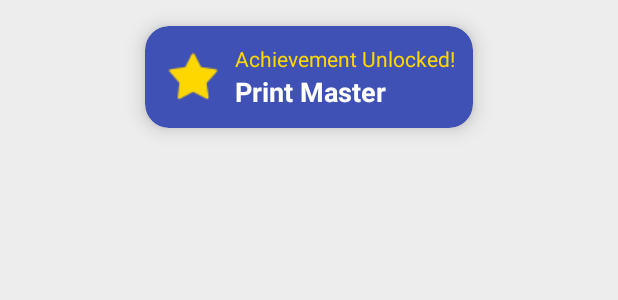
After one commit to Zur-ich/blockpy, an Android app: the layout achievement_toast.xml on its own in the app's theme, with its tools: preview values and no code run, on a phone screen of 412 x 824 dp. The commit adds this screen. Shown: the top 300 px of the screen. Run offline under Robolectric (Android 15) with nearby library versions, the phone set to English and light mode, and no system bars.

Commit message:
Achievements

```diff
--- /dev/null
+++ b/app/src/main/res/layout/achievement_toast.xml
@@ -0,0 +1,51 @@
+<?xml version="1.0" encoding="utf-8"?>
+<androidx.cardview.widget.CardView xmlns:android="http://schemas.android.com/apk/res/android"
+    xmlns:app="http://schemas.android.com/apk/res-auto"
+    android:id="@+id/achievement_toast_container"
+    android:layout_width="wrap_content"
+    android:layout_height="wrap_content"
+    android:layout_gravity="top|center_horizontal"
+    app:cardBackgroundColor="#3F51B5"
+    app:cardCornerRadius="16dp"
+    app:cardElevation="8dp"
+    app:cardUseCompatPadding="true">
+
+    <LinearLayout
+        android:layout_width="wrap_content"
+        android:layout_height="wrap_content"
+        android:gravity="center_vertical"
+        android:orientation="horizontal"
+        android:padding="12dp">
+
+        <ImageView
+            android:id="@+id/achievement_icon"
+            android:layout_width="40dp"
+            android:layout_height="40dp"
+            android:src="@android:drawable/star_on"
+            android:tint="#FFD700" />
+
+        <LinearLayout
+            android:layout_width="wrap_content"
+            android:layout_height="wrap_content"
+            android:layout_marginStart="8dp"
+            android:orientation="vertical">
+
+            <TextView
+                android:id="@+id/achievement_message"
+                android:layout_width="wrap_content"
+                android:layout_height="wrap_content"
+                android:text="Achievement Unlocked!"
+                android:textColor="#FFD700"
+                android:textSize="14sp" />
+
+            <TextView
+                android:id="@+id/achievement_title"
+                android:layout_width="wrap_content"
+                android:layout_height="wrap_content"
+                android:text="Print Master"
+                android:textColor="#FFFFFF"
+                android:textSize="18sp"
+                android:textStyle="bold" />
+        </LinearLayout>
+    </LinearLayout>
+</androidx.cardview.widget.CardView>
```
Also changed, not shown: app/src/main/java/com/example/BlockPy/AchievementManager.java (added, +125 -0 lines), app/src/main/java/com/example/BlockPy/AchievementStorage.java (added, +60 -0 lines), app/src/main/java/com/example/BlockPy/LessonActivity.java (+7 -1 lines).
